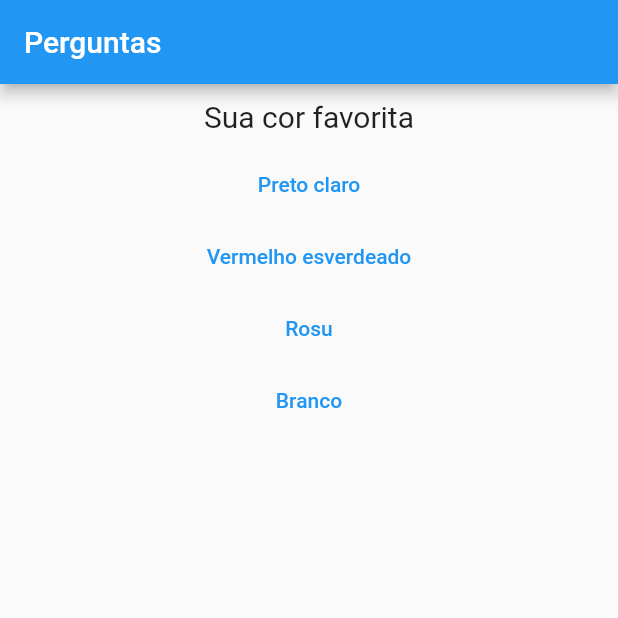
After one commit to menesesdev/Quiz_Perguntas_App, a Flutter app: the screen it shows after launch, on a phone screen of 412 x 824 dp, the top half of it. The commit adds this screen. Run offline on Flutter 3.47's test engine with Material 2 defaults, Android fonts, the phone set to English and light mode, and no system bars; missing offline and left inert: dart:ffi.

Commit message:
Desacoplando e resolvendo bugs

```diff
--- a/lib/main.dart
+++ b/lib/main.dart
@@ -1,13 +1,14 @@
+import 'dart:ffi';
 import 'package:flutter/material.dart';
-import './questao.dart';
-import './resposta.dart';
+import './resultado.dart';
+import './questionario.dart';
 
 main() => runApp(PerguntaApp());
 
 class _PerguntaAppState extends State<PerguntaApp> {
   var _perguntaSelecionada = 0;
 
-  final List<Map> _perguntas = const [
+  final List<Map<String, Object>> _perguntas = const [
     {
       'texto': 'Sua cor favorita',
       'respostas': ['Preto claro', 'Vermelho esverdeado', 'Rosu', 'Branco'],
@@ -34,13 +35,11 @@ class _PerguntaAppState extends State<PerguntaApp> {
     return _perguntaSelecionada < _perguntas.length;
   }
 
+
+
   @override
   Widget build(BuildContext context) {
-    List<String> respostas = temPerguntaSelecionada
-        ? _perguntas[_perguntaSelecionada]['respostas']
-        : null;
-    List<Widget> widget =
-        respostas.map((t) => Resposta(t, _responder)).toList();
+
 
     return MaterialApp(
       debugShowCheckedModeBanner: false,
@@ -49,13 +48,12 @@ class _PerguntaAppState extends State<PerguntaApp> {
           title: Text('Perguntas'),
         ),
         body: temPerguntaSelecionada
-            ? Column(
-                children: <Widget>[
-                  Questao(_perguntas[_perguntaSelecionada]['texto']),
-                  ...respostas.map((t) => Resposta(t, _responder)).toList(),
-                ],
+            ? Questionario(
+              perguntas: _perguntas,
+              perguntaSelecionada: _perguntaSelecionada,
+              responder: _responder,
               )
-            : null,
+            : Resultado(),
       ),
     );
   }
--- /dev/null
+++ b/lib/questionario.dart
@@ -0,0 +1,34 @@
+import 'package:flutter/src/widgets/container.dart';
+import 'package:flutter/src/widgets/framework.dart';
+import 'package:flutter/material.dart';
+import './questao.dart';
+import './resposta.dart';
+
+class Questionario extends StatelessWidget {
+  final List<Map<String, Object>> perguntas;
+  final int perguntaSelecionada;
+  final void Function() responder;
+
+  Questionario({
+    required this.perguntas,
+    required this.perguntaSelecionada,
+    required this.responder,
+  });
+
+  bool get temPerguntaSelecionada {
+    return perguntaSelecionada < perguntas.length;
+  }
+
+  @override
+  Widget build(BuildContext context) {
+    List<String> respostas = temPerguntaSelecionada
+        ? perguntas[perguntaSelecionada]['respostas'] as List<String>
+        : [];
+    return Column(
+      children: <Widget>[
+        Questao(perguntas[perguntaSelecionada]['texto'].toString()),
+        ...respostas.map((t) => Resposta(t, responder)).toList(),
+      ],
+    );
+  }
+}
```
Also changed, not shown: lib/resultado.dart (added, +19 -0 lines).
